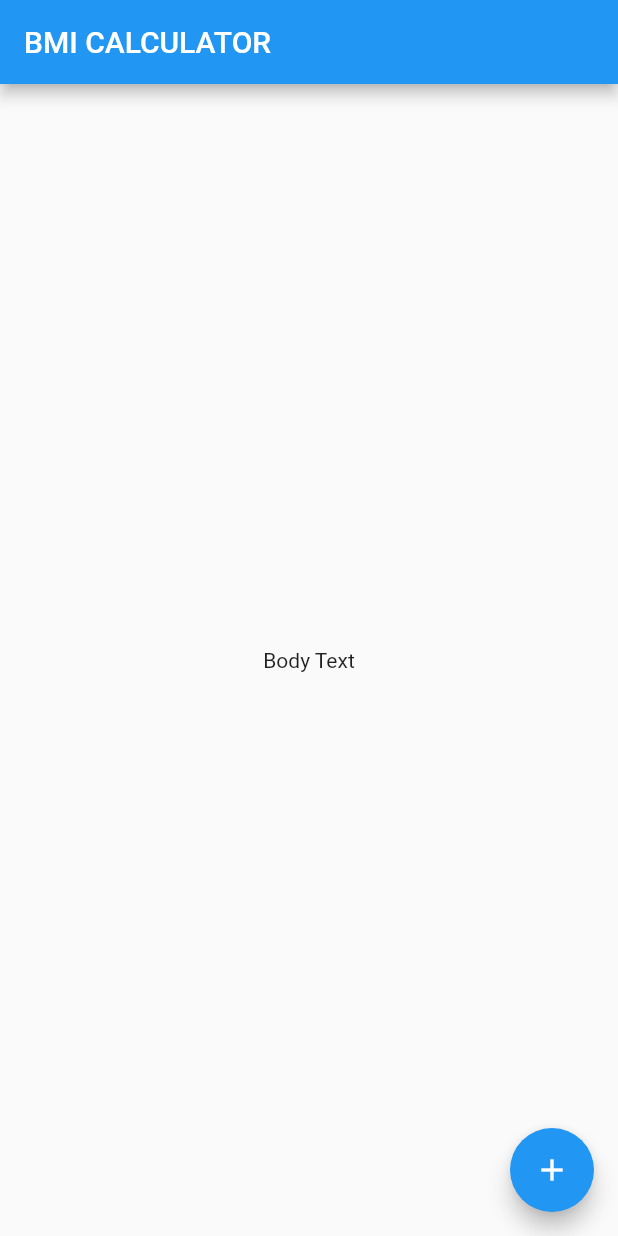
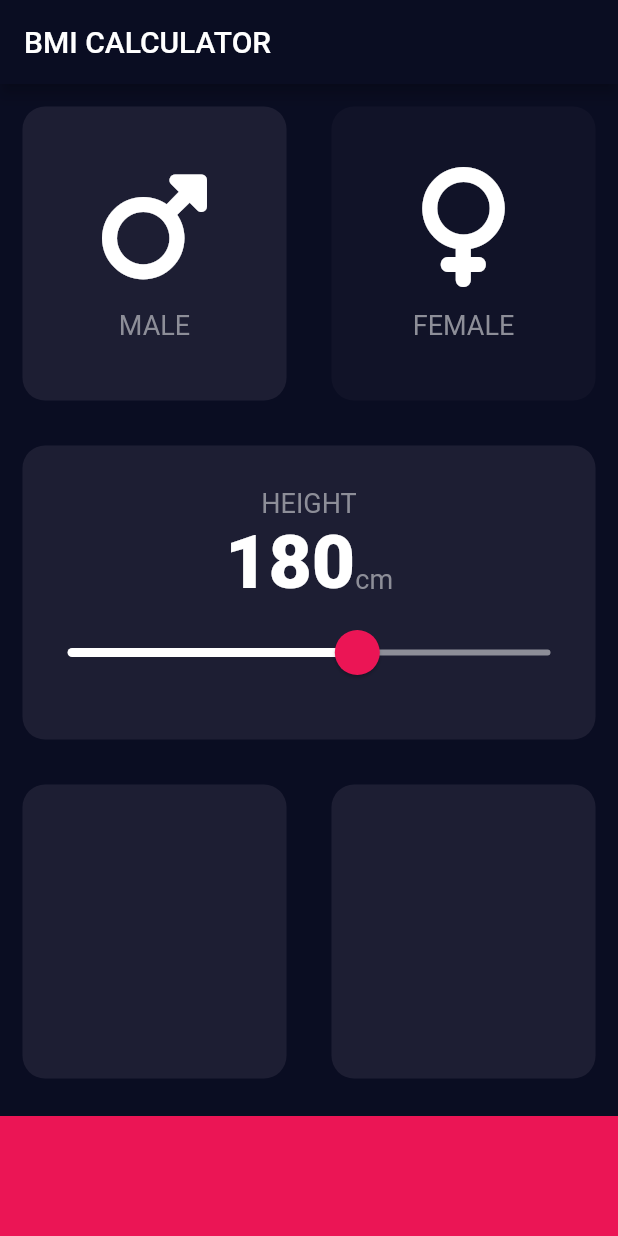
Before and after one commit to abhisheksakibanda/bmi_calculator_flutter, a Flutter app: the screen it shows after launch, on a phone screen of 412 x 824 dp. Run offline on Flutter 3.47's test engine with Material 2 defaults, Android fonts, the phone set to English and light mode, and no system bars; our stand-ins replace font_awesome_flutter.

Commit message:
implemented male/female icons and height slider

```diff
--- /dev/null
+++ b/lib/constants.dart
@@ -0,0 +1,18 @@
+import 'package:flutter/material.dart';
+
+const double kBottomContainerHeight = 80.0;
+const Color kActiveCardColor = Color(0xFF1D1E33);
+const Color kInactiveCardColor = Color(0xFF111328);
+const kBottomContainerColor = Color(0xFFEB1555);
+const double kMinHeight = 120.0;
+const double kMaxHeight = 220.0;
+
+const TextStyle kLabelTextStyle = TextStyle(
+  fontSize: 18.0,
+  color: Color(0xFF8D8E98),
+);
+
+const TextStyle kNumberTextStyle = TextStyle(
+  fontSize: 50.0,
+  fontWeight: FontWeight.w900,
+);
--- /dev/null
+++ b/lib/icon_content.dart
@@ -0,0 +1,29 @@
+import 'package:bmi_calculator/constants.dart';
+import 'package:flutter/material.dart';
+
+class IconContent extends StatelessWidget {
+  final IconData icon;
+  final String label;
+
+  IconContent({required this.icon, required this.label});
+
+  @override
+  Widget build(BuildContext context) {
+    return Column(
+      mainAxisAlignment: MainAxisAlignment.center,
+      children: [
+        Icon(
+          icon,
+          size: 80.0,
+        ),
+        SizedBox(
+          height: 15.0,
+        ),
+        Text(
+          label,
+          style: kLabelTextStyle,
+        ),
+      ],
+    );
+  }
+}
--- /dev/null
+++ b/lib/input_page.dart
@@ -0,0 +1,143 @@
+import 'package:bmi_calculator/constants.dart';
+import 'package:bmi_calculator/icon_content.dart';
+import 'package:bmi_calculator/reusable_card.dart';
+import 'package:flutter/material.dart';
+import 'package:font_awesome_flutter/font_awesome_flutter.dart';
+
+enum Gender {
+  MALE,
+  FEMALE,
+}
+
+class InputPage extends StatefulWidget {
+  @override
+  _InputPageState createState() => _InputPageState();
+}
+
+class _InputPageState extends State<InputPage> {
+  Gender selectedGender = Gender.MALE;
+  int height = 180;
+
+  @override
+  Widget build(BuildContext context) {
+    return Scaffold(
+      appBar: AppBar(
+        title: Text('BMI CALCULATOR'),
+      ),
+      body: Column(
+        children: [
+          Expanded(
+            child: Row(
+              children: [
+                Expanded(
+                  child: ReusableCard(
+                    color: selectedGender == Gender.MALE
+                        ? kActiveCardColor
+                        : kInactiveCardColor,
+                    cardChild: IconContent(
+                      icon: FontAwesomeIcons.mars,
+                      label: 'MALE',
+                    ),
+                    onPress: () => setState(() => selectedGender = Gender.MALE),
+                  ),
+                ),
+                Expanded(
+                  child: ReusableCard(
+                    color: selectedGender == Gender.FEMALE
+                        ? kActiveCardColor
+                        : kInactiveCardColor,
+                    cardChild: IconContent(
+                      icon: FontAwesomeIcons.venus,
+                      label: 'FEMALE',
+                    ),
+                    onPress: () =>
+                        setState(() => selectedGender = Gender.FEMALE),
+                  ),
+                ),
+              ],
+            ),
+          ),
+          Expanded(
+            child: ReusableCard(
+              color: kActiveCardColor,
+              cardChild: Column(
+                mainAxisAlignment: MainAxisAlignment.center,
+                children: [
+                  Text(
+                    'HEIGHT',
+                    style: kLabelTextStyle,
+                  ),
+                  Row(
+                    children: [
+                      Text(
+                        height.toString(),
+                        style: kNumberTextStyle,
+                      ),
+                      Text(
+                        'cm',
+                        style: kLabelTextStyle,
+                      ),
+                    ],
+                    crossAxisAlignment: CrossAxisAlignment.baseline,
+                    mainAxisAlignment: MainAxisAlignment.center,
+                    textBaseline: TextBaseline.alphabetic,
+                  ),
+                  SliderTheme(
+                    data: SliderTheme.of(context).copyWith(
+                      activeTrackColor: Colors.white,
+                      overlayColor: Color(0x1FEB1555),
+                      overlayShape:
+                          RoundSliderOverlayShape(overlayRadius: 30.0),
+                      thumbShape:
+                          RoundSliderThumbShape(enabledThumbRadius: 15.0),
+                    ),
+                    child: Slider(
+                      inactiveColor: Color(0xFF8D8E98),
+                      min: kMinHeight,
+                      max: kMaxHeight,
+                      onChanged: (double newValue) {
+                        setState(() {
+                          height = newValue.round();
+                        });
+                      },
+                      thumbColor: kBottomContainerColor,
+                      value: height.toDouble(),
+                    ),
+                  )
+                ],
+              ),
+              onPress: () {},
+            ),
+          ),
+          Expanded(
+            child: Row(
+              children: [
+                Expanded(
+                  child: ReusableCard(
+                    color: kActiveCardColor,
+                    cardChild: Container(),
+                    onPress: () {},
+                  ),
+                ),
+                Expanded(
+                  child: ReusableCard(
+                    color: kActiveCardColor,
+                    cardChild: Container(),
+                    onPress: () {},
+                  ),
+                ),
+              ],
+            ),
+          ),
+          Container(
+            color: kBottomContainerColor,
+            margin: EdgeInsets.only(top: 10.0),
+            height: kBottomContainerHeight,
+            width: double.infinity,
+          ),
+        ],
+        crossAxisAlignment: CrossAxisAlignment.stretch,
+      ),
+    );
+  }
+}
--- a/lib/main.dart
+++ b/lib/main.dart
@@ -1,4 +1,6 @@
 import 'package:flutter/material.dart';
+
+import 'input_page.dart';
 
 void main() => runApp(BMICalculator());
 
@@ -6,30 +8,14 @@ class BMICalculator extends StatelessWidget {
   @override
   Widget build(BuildContext context) {
     return MaterialApp(
+      theme: ThemeData.dark().copyWith(
+        colorScheme: ColorScheme.fromSeed(
+          primary: Color(0xFF0a0D22),
+          seedColor: Colors.white,
+        ),
+        scaffoldBackgroundColor: Color(0xFF0a0D22),
+      ),
       home: InputPage(),
     );
   }
 }
-
-class InputPage extends StatefulWidget {
-  @override
-  _InputPageState createState() => _InputPageState();
-}
-
-class _InputPageState extends State<InputPage> {
-  @override
-  Widget build(BuildContext context) {
-    return Scaffold(
-      appBar: AppBar(
-        title: Text('BMI CALCULATOR'),
-      ),
-      body: Center(
-        child: Text('Body Text'),
-      ),
-      floatingActionButton: FloatingActionButton(
-        child: Icon(Icons.add),
-        onPressed: () {},
-      ),
-    );
-  }
-}
--- /dev/null
+++ b/lib/reusable_card.dart
@@ -0,0 +1,28 @@
+import 'package:flutter/material.dart';
+
+class ReusableCard extends StatelessWidget {
+  final Color color;
+  final Widget cardChild;
+  final Function onPress;
+
+  ReusableCard({
+    required this.color,
+    required this.cardChild,
+    required this.onPress,
+  });
+
+  @override
+  Widget build(BuildContext context) {
+    return GestureDetector(
+      onTap: () => onPress(),
+      child: Container(
+        child: cardChild,
+        decoration: BoxDecoration(
+          borderRadius: BorderRadius.circular(15.0),
+          color: color,
+        ),
+        margin: EdgeInsets.all(15.0),
+      ),
+    );
+  }
+}
--- a/pubspec.yaml
+++ b/pubspec.yaml
@@ -11,6 +11,7 @@ dependencies:
     sdk: flutter
 
   cupertino_icons: ^1.0.5
+  font_awesome_flutter: ^10.5.0
 
 dev_dependencies:
   flutter_test:
```
